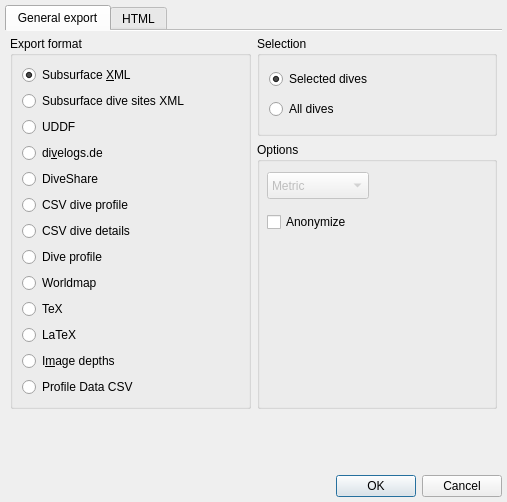
This is desktop-widgets/divelogexportdialog.ui in subsurface/subsurface as Qt 5 draws it before an edit. The edited form follows.
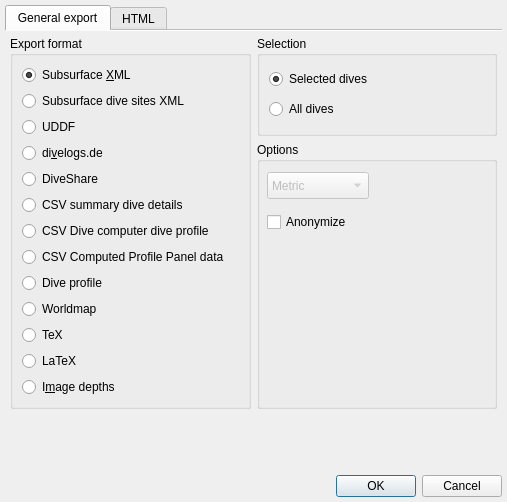
This is the edited form. Icons and pictures are not drawn.

Commit message:
Reorganise and reword divelog export panel
Perform slight reorganisation and rewording of the divelog export
panel. Specifically the wording is changed and expanded to make clear
the 2 types of export of profile data. All the CSV export options are
grouped together. With respect to profile export to CSV format, it is
made clear that one option concerns export of dive computer-related
profile data, whereas the other option involves export of computed
dive profile data from the Dive Profile panel.

Patch:
```diff
--- a/desktop-widgets/divelogexportdialog.ui
+++ b/desktop-widgets/divelogexportdialog.ui
@@ -254,20 +254,30 @@
             </attribute>
            </widget>
           </item>
-          <item>
-           <widget class="QRadioButton" name="exportCSV">
-            <property name="text">
-             <string>CSV dive profile</string>
-            </property>
-            <attribute name="buttonGroup">
-             <string notr="true">exportGroup</string>
-            </attribute>
-           </widget>
-          </item>
           <item>
            <widget class="QRadioButton" name="exportCSVDetails">
             <property name="text">
-             <string>CSV dive details</string>
+             <string>CSV summary dive details</string>
+            </property>
+            <attribute name="buttonGroup">
+             <string notr="true">exportGroup</string>
+            </attribute>
+           </widget>
+          </item>
+          <item>
+           <widget class="QRadioButton" name="exportCSV">
+            <property name="text">
+             <string>CSV Dive computer dive profile</string>
+            </property>
+            <attribute name="buttonGroup">
+             <string notr="true">exportGroup</string>
+            </attribute>
+           </widget>
+          </item>
+          <item>
+           <widget class="QRadioButton" name="exportProfileData">
+            <property name="text">
+             <string>CSV Computed Profile Panel data</string>
             </property>
             <attribute name="buttonGroup">
              <string notr="true">exportGroup</string>
@@ -324,16 +334,6 @@
             </attribute>
            </widget>
           </item>
-          <item>
-           <widget class="QRadioButton" name="exportProfileData">
-            <property name="text">
-             <string>Profile Data CSV</string>
-            </property>
-            <attribute name="buttonGroup">
-             <string notr="true">exportGroup</string>
-            </attribute>
-           </widget>
-          </item>
          </layout>
         </widget>
        </item>
```
The commit also changes 1 other file.
